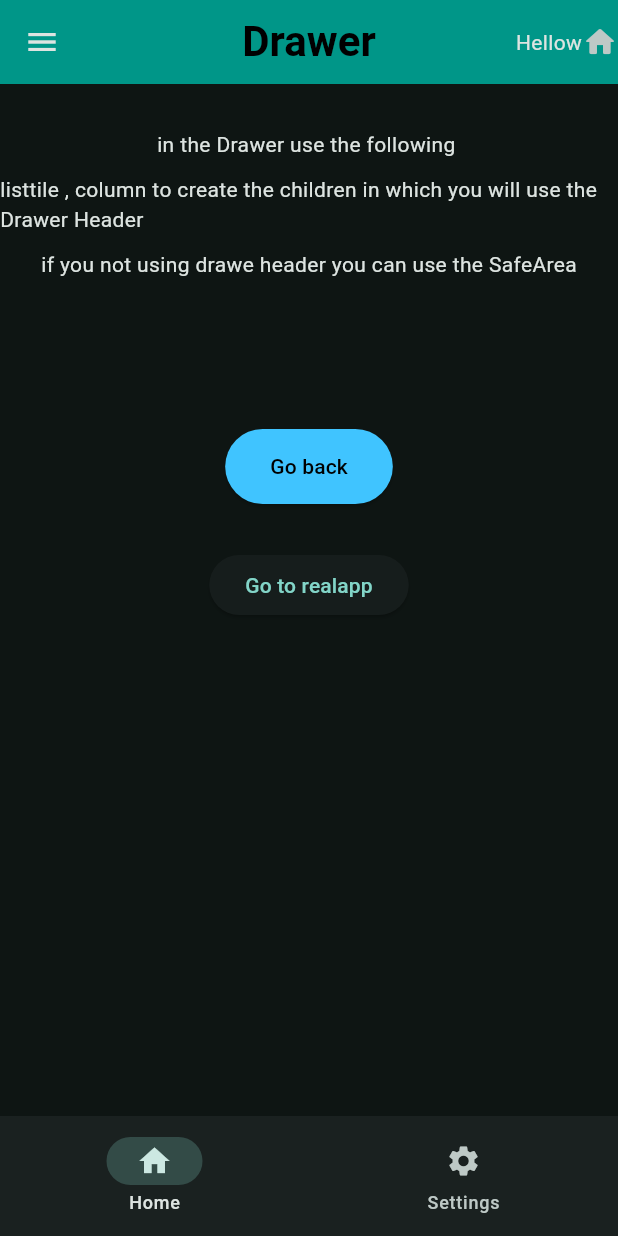
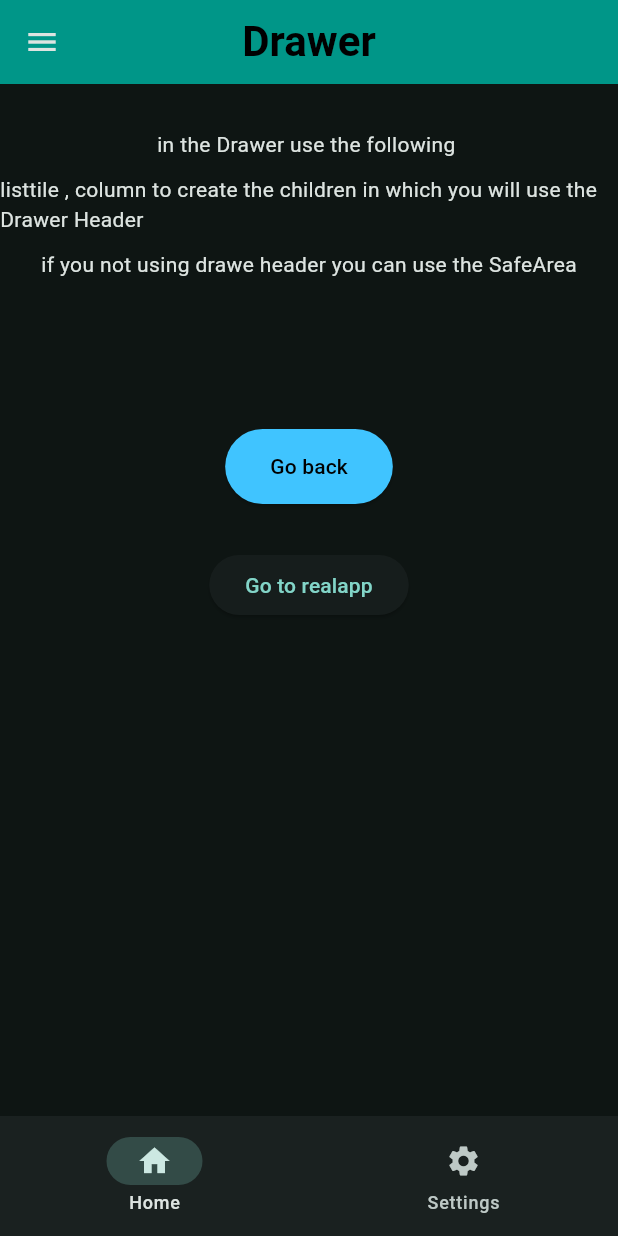
Before and after one commit to KIWOLY/flutter_basic, a Flutter app: the DrawerPage screen opened directly, on a phone screen of 412 x 824 dp. Run offline on Flutter 3.47's test engine with Material 3 defaults, Android fonts, the phone set to English and light mode, and no system bars.

Commit message:
changes on drawer page

```diff
--- a/basic/lib/pages/drawer.dart
+++ b/basic/lib/pages/drawer.dart
@@ -19,7 +19,7 @@ class DrawerPage extends StatelessWidget {
             ),
           ),
           centerTitle: true,
-          actions: [Text("Hellow"), Icon(Icons.home_rounded)],
+          // actions: [Text("Hellow"), Icon(Icons.home_rounded)],
         ),
         drawer: Drawer(
           backgroundColor: const Color.fromARGB(255, 53, 58, 61),
```
